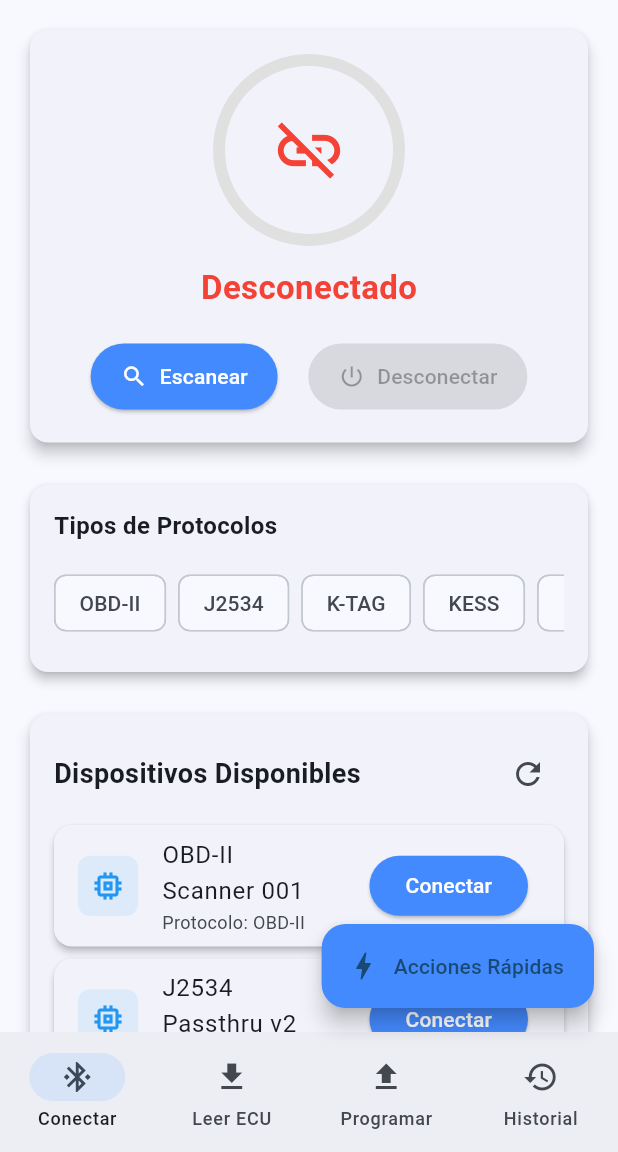
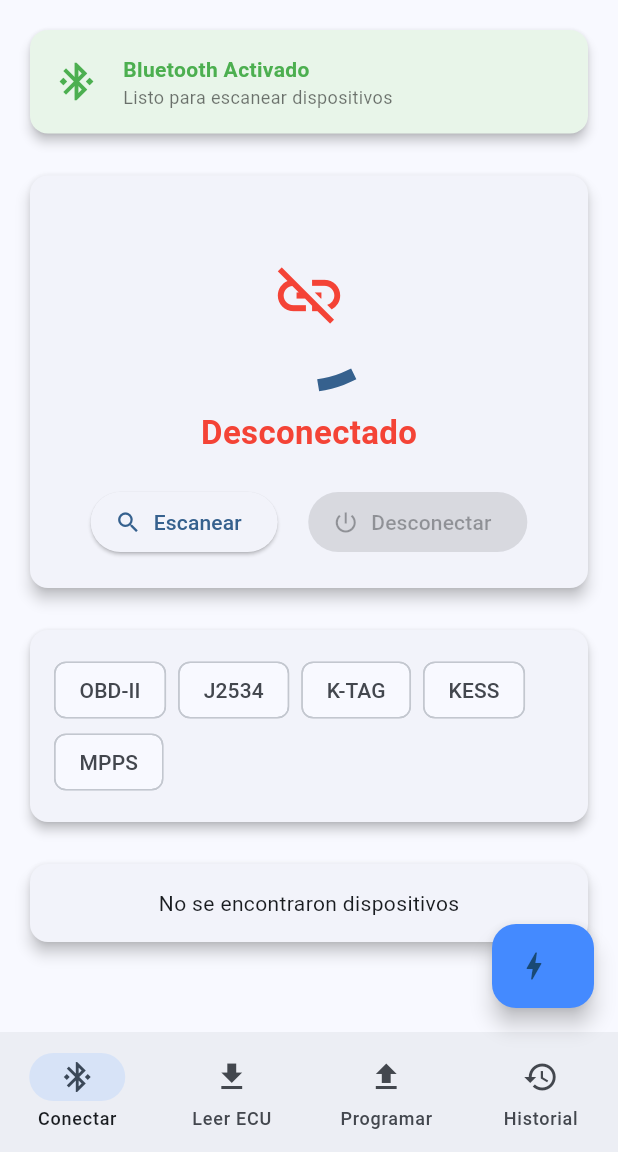
Before and after one commit to abdiasc/ifun, a Flutter app: the screen it shows after launch, on a phone screen of 412 x 824 dp, the part 84-1236 px from its top. Run offline on Flutter 3.47's test engine with Material 3 defaults, Android fonts, the phone set to English and light mode, and no system bars; our stand-ins replace permission_handler, shared_preferences; missing offline and left inert: flutter_reactive_ble.

Commit message:
Bluetooth funcional

```diff
--- a/lib/screens/connection_screen.dart
+++ b/lib/screens/connection_screen.dart
@@ -1,7 +1,12 @@
-// ignore_for_file: library_private_types_in_public_api
+// ignore_for_file: library_private_types_in_public_api, use_build_context_synchronously
+
+import 'dart:async';
 
 import 'package:flutter/material.dart';
-import 'dart:async';
+import 'package:flutter_reactive_ble/flutter_reactive_ble.dart';
+import 'package:permission_handler/permission_handler.dart';
+import 'package:shared_preferences/shared_preferences.dart';
+
 import '../widgets/device_card.dart';
 import '../utils/constants.dart';
 
@@ -15,23 +20,76 @@ class ConnectionScreen extends StatefulWidget {
 class _ConnectionScreenState extends State<ConnectionScreen> {
   String _connectionStatus = 'Desconectado';
   bool _isScanning = false;
-  String? _connectedDevice;
-  List<String> _availableDevices = [];
+  // ignore: prefer_final_fields
+  bool _bluetoothEnabled = true;
+
+  DiscoveredDevice? _connectedDevice;
+  final List<DiscoveredDevice> _availableDevices = [];
+  final Map<String, int> _deviceSignalStrength = {};
+
+  StreamSubscription<DiscoveredDevice>? _scanSubscription;
+  StreamSubscription<ConnectionStateUpdate>? _connectionSubscription;
+
+  final FlutterReactiveBle _ble = FlutterReactiveBle();
+
+  DeviceConnectionState _connectionState = DeviceConnectionState.disconnected;
+  static const String _lastDeviceKey = 'last_ble_device';
 
   @override
   void initState() {
     super.initState();
-    _loadDevices();
+    _ble.connectedDeviceStream.listen(_handleConnectionStateChange);
+    _tryAutoReconnect();
   }
+
+  @override
+  void dispose() {
+    _scanSubscription?.cancel();
+    _connectionSubscription?.cancel();
+    super.dispose();
+  }
+
+  // ===================== CONNECTION STATE =====================
+
+  void _handleConnectionStateChange(ConnectionStateUpdate state) {
+    if (!mounted) return;
+
+    DiscoveredDevice? device;
+    try {
+      device = _availableDevices.firstWhere(
+        (d) => d.id == state.deviceId,
+      );
+    } catch (_) {
+      device = null;
+    }
+
+    setState(() {
+      _connectionState = state.connectionState;
+
+      if (state.connectionState == DeviceConnectionState.connected) {
+        _connectionStatus = 'Conectado';
+        _connectedDevice = device;
+        _saveLastDevice(state.deviceId);
+      } else if (state.connectionState == DeviceConnectionState.connecting) {
+        _connectionStatus = 'Conectando...';
+      } else {
+        _connectionStatus = 'Desconectado';
+        _connectedDevice = null;
+      }
+    });
+  }
+
+  // ===================== UI =====================
 
   @override
   Widget build(BuildContext context) {
     return SingleChildScrollView(
-      child: Padding(
-        padding: const EdgeInsets.all(16.0),
+      padding: const EdgeInsets.all(16),
       child: Column(
         crossAxisAlignment: CrossAxisAlignment.stretch,
         children: [
+          _buildBluetoothStatusCard(),
+          const SizedBox(height: 20),
           _buildConnectionStatusCard(),
           const SizedBox(height: 20),
           _buildProtocolTypesCard(),
@@ -39,15 +97,58 @@ class _ConnectionScreenState extends State<ConnectionScreen> {
           _buildDevicesListCard(),
         ],
       ),
+    );
+  }
+
+  Widget _buildBluetoothStatusCard() {
+    return Card(
+      elevation: 3,
+      color: _bluetoothEnabled ? Colors.green[50] : Colors.red[50],
+      child: Padding(
+        padding: const EdgeInsets.all(16),
+        child: Row(
+          children: [
+            Icon(
+              _bluetoothEnabled
+                  ? Icons.bluetooth_connected
+                  : Icons.bluetooth_disabled,
+              color: _bluetoothEnabled ? Colors.green : Colors.red,
+              size: 30,
+            ),
+            const SizedBox(width: 16),
+            Expanded(
+              child: Column(
+                crossAxisAlignment: CrossAxisAlignment.start,
+                children: [
+                  Text(
+                    _bluetoothEnabled
+                        ? 'Bluetooth Activado'
+                        : 'Bluetooth Desactivado',
+                    style: TextStyle(
+                      fontWeight: FontWeight.bold,
+                      color: _bluetoothEnabled ? Colors.green : Colors.red,
+                    ),
+                  ),
+                  const Text(
+                    'Listo para escanear dispositivos',
+                    style: TextStyle(fontSize: 12, color: Colors.black54),
+                  ),
+                ],
+              ),
+            ),
+          ],
+        ),
       ),
     );
   }
 
   Widget _buildConnectionStatusCard() {
+    final connected = _connectionState == DeviceConnectionState.connected;
+
     return Card(
       elevation: 4,
       child: Padding(
-        padding: const EdgeInsets.all(20.0),
+        padding: const EdgeInsets.all(20),
         child: Column(
           children: [
             Stack(
@@ -57,24 +158,14 @@ class _ConnectionScreenState extends State<ConnectionScreen> {
                   width: 120,
                   height: 120,
                   child: CircularProgressIndicator(
-                    value: _connectionStatus.contains('Conectado') ? 1.0 : 0.0,
-                    backgroundColor: Colors.grey[300],
-                    valueColor: AlwaysStoppedAnimation<Color>(
-                      _connectionStatus.contains('Conectado')
-                          ? Colors.green
-                          : Colors.blue,
-                    ),
+                    value: connected ? 1 : null,
                     strokeWidth: 8,
                   ),
                 ),
                 Icon(
-                  _connectionStatus.contains('Conectado')
-                      ? Icons.link
-                      : Icons.link_off,
+                  connected ? Icons.link : Icons.link_off,
                   size: 50,
-                  color: _connectionStatus.contains('Conectado')
-                      ? Colors.green
-                      : Colors.red,
+                  color: connected ? Colors.green : Colors.red,
                 ),
               ],
             ),
@@ -83,46 +174,35 @@ class _ConnectionScreenState extends State<ConnectionScreen> {
               _connectionStatus,
               style: TextStyle(
                 fontSize: 22,
-                color: _connectionStatus.contains('Conectado')
-                    ? Colors.green
-                    : Colors.red,
                 fontWeight: FontWeight.bold,
+                color: connected ? Colors.green : Colors.red,
               ),
             ),
-            if (_connectedDevice != null)
-              Padding(
-                padding: const EdgeInsets.only(top: 8.0),
-                child: Text(
-                  _connectedDevice!,
+            if (_connectedDevice != null) ...[
+              const SizedBox(height: 8),
+              Text(
+                _connectedDevice!.name.isNotEmpty
+                    ? _connectedDevice!.name
+                    : _connectedDevice!.id,
                 style: const TextStyle(
+                  color: Colors.grey,
                   fontSize: 16,
-                    color: Colors.grey,
                 ),
               ),
-              ),
+            ],
             const SizedBox(height: 20),
             Row(
               mainAxisAlignment: MainAxisAlignment.spaceEvenly,
               children: [
                 ElevatedButton.icon(
-                  onPressed: _isScanning ? null : _startScan,
-                  icon: Icon(_isScanning ? Icons.search_off : Icons.search),
+                  onPressed: _isScanning ? _stopScan : _startScan,
+                  icon: Icon(_isScanning ? Icons.stop : Icons.search),
                   label: Text(_isScanning ? 'Detener' : 'Escanear'),
-                  style: ElevatedButton.styleFrom(
-                    backgroundColor: _isScanning ? Colors.orange : Colors.blueAccent,
-                    foregroundColor: Colors.white,
-                    padding: const EdgeInsets.symmetric(horizontal: 20, vertical: 12),
-                  ),
                 ),
                 ElevatedButton.icon(
-                  onPressed: _connectionStatus.contains('Conectado') ? _disconnect : null,
+                  onPressed: connected ? _disconnect : null,
                   icon: const Icon(Icons.power_settings_new),
                   label: const Text('Desconectar'),
-                  style: ElevatedButton.styleFrom(
-                    backgroundColor: Colors.redAccent,
-                    foregroundColor: Colors.white,
-                    padding: const EdgeInsets.symmetric(horizontal: 20, vertical: 12),
-                  ),
                 ),
               ],
             ),
@@ -136,33 +216,12 @@ class _ConnectionScreenState extends State<ConnectionScreen> {
     return Card(
       elevation: 3,
       child: Padding(
-        padding: const EdgeInsets.all(16.0),
-        child: Column(
-          crossAxisAlignment: CrossAxisAlignment.start,
-          children: [
-            const Text(
-              'Tipos de Protocolos',
-              style: TextStyle(fontSize: 16, fontWeight: FontWeight.bold),
-            ),
-            const SizedBox(height: 10),
-            SizedBox(
-              height: 60,
-              child: ListView.builder(
-                scrollDirection: Axis.horizontal,
-                itemCount: AppConstants.deviceTypes.length,
-                itemBuilder: (context, index) {
-                  return Padding(
-                    padding: const EdgeInsets.only(right: 8.0),
-                    child: FilterChip(
-                      label: Text(AppConstants.deviceTypes[index]),
-                      selected: false,
-                      onSelected: (selected) {},
-                    ),
-                  );
-                },
-              ),
-            ),
-          ],
+        padding: const EdgeInsets.all(16),
+        child: Wrap(
+          spacing: 8,
+          children: AppConstants.deviceTypes
+              .map((e) => Chip(label: Text(e)))
+              .toList(),
         ),
       ),
     );
@@ -172,167 +231,142 @@ class _ConnectionScreenState extends State<ConnectionScreen> {
     return Card(
       elevation: 4,
       child: Padding(
-        padding: const EdgeInsets.all(16.0),
-        child: Column(
-          crossAxisAlignment: CrossAxisAlignment.start,
-          children: [
-            Row(
-              mainAxisAlignment: MainAxisAlignment.spaceBetween,
-              children: [
-                const Text(
-                  'Dispositivos Disponibles',
-                  style: TextStyle(fontSize: 18, fontWeight: FontWeight.bold),
-                ),
-                IconButton(
-                  icon: const Icon(Icons.refresh),
-                  onPressed: _loadDevices,
-                ),
-              ],
-            ),
-            const SizedBox(height: 10),
-            _availableDevices.isEmpty
-                ? _buildEmptyState()
-                : _buildDevicesList(),
-          ],
+        padding: const EdgeInsets.all(16),
+        child: _availableDevices.isEmpty
+            ? const Center(
+                child: Text('No se encontraron dispositivos'),
+              )
+            : ListView.builder(
+                shrinkWrap: true,
+                physics: const NeverScrollableScrollPhysics(),
+                itemCount: _availableDevices.length,
+                itemBuilder: (_, index) {
+                  final device = _availableDevices[index];
+                  return DeviceCard(
+                    deviceName:
+                        device.name.isNotEmpty ? device.name : device.id,
+                    macAddress: device.id,
+                    protocol: _getProtocolFromDevice(device.name),
+                    signalStrength: device.rssi,
+                    isConnected: _connectedDevice?.id == device.id,
+                    onConnect: () => _connectToDevice(device),
+                  );
+                },
               ),
       ),
     );
   }
 
-  Widget _buildEmptyState() {
-    return SizedBox(
-      height: 200,
-      child: Center(
-        child: Column(
-          mainAxisAlignment: MainAxisAlignment.center,
-          children: [
-            const Icon(Icons.devices, size: 64, color: Colors.grey),
-            const SizedBox(height: 16),
-            const Text(
-              'No se encontraron dispositivos',
-              style: TextStyle(color: Colors.grey),
-            ),
-            const SizedBox(height: 10),
-            ElevatedButton(
-              onPressed: _startScan,
-              child: const Text('Buscar dispositivos'),
-            ),
-          ],
-        ),
-      ),
-    );
+  // ===================== BLE =====================
+
+  Future<void> _startScan() async {
+    final ok = await _requestPermissions();
+    if (!ok) return;
+
+    setState(() {
+      _isScanning = true;
+      _availableDevices.clear();
+      _deviceSignalStrength.clear();
+    });
+
+    _scanSubscription = _ble.scanForDevices(
+      withServices: [],
+      scanMode: ScanMode.lowLatency,
+    ).listen((device) {
+      if (_availableDevices.every((d) => d.id != device.id)) {
+        setState(() {
+          _availableDevices.add(device);
+        });
+      }
+    });
+
+    await Future.delayed(const Duration(seconds: 5));
+    _stopScan();
   }
 
-  Widget _buildDevicesList() {
-    return ListView.builder(
-      shrinkWrap: true,
-      physics: const NeverScrollableScrollPhysics(),
-      itemCount: _availableDevices.length,
-      itemBuilder: (context, index) {
-        final device = _availableDevices[index];
-        return DeviceCard(
-          deviceName: device,
-          protocol: _getProtocolFromDevice(device),
-          isConnected: _connectedDevice == device,
-          onConnect: () => _connectToDevice(device),
-        );
+  Future<void> _stopScan() async {
+    await _scanSubscription?.cancel();
+    setState(() => _isScanning = false);
+  }
+
+  Future<void> _connectToDevice(DiscoveredDevice device) async {
+    await _scanSubscription?.cancel(); // 🔴 MUY IMPORTANTE
+    _scanSubscription = null;
+
+    setState(() {
+      _isScanning = false;
+      _connectionStatus = 'Conectando...';
+    });
+
+    _connectionSubscription?.cancel();
+    _connectionSubscription = _ble
+        .connectToDevice(
+      id: device.id,
+      connectionTimeout: const Duration(seconds: 10),
+    )
+        .listen(
+      _handleConnectionStateChange,
+      onError: (error) {
+        setState(() {
+          _connectionStatus = 'Error de conexión';
+        });
       },
     );
   }
 
-  void _loadDevices() {
-    Future.delayed(const Duration(milliseconds: 500), () {
+  Future<void> _disconnect() async {
+    await _connectionSubscription?.cancel();
     setState(() {
-        _availableDevices = AppConstants.sampleDevices;
+      _connectedDevice = null;
+      _connectionState = DeviceConnectionState.disconnected;
+      _connectionStatus = 'Desconectado';
+    });
+  }
+
+  Future<void> _saveLastDevice(String deviceId) async {
+    final prefs = await SharedPreferences.getInstance();
+    await prefs.setString(_lastDeviceKey, deviceId);
+  }
+
+  Future<void> _tryAutoReconnect() async {
+    final prefs = await SharedPreferences.getInstance();
+    final lastDeviceId = prefs.getString(_lastDeviceKey);
+
+    if (lastDeviceId == null) return;
+
+    setState(() {
+      _connectionStatus = 'Reconectando...';
+    });
+
+    _connectionSubscription = _ble
+        .connectToDevice(
+      id: lastDeviceId,
+      connectionTimeout: const Duration(seconds: 10),
+    )
+        .listen(_handleConnectionStateChange, onError: (_) {
+      setState(() {
+        _connectionStatus = 'Desconectado';
       });
     });
   }
 
-  String _getProtocolFromDevice(String device) {
-    if (device.toLowerCase().contains('obd')) return 'OBD-II';
-    if (device.toLowerCase().contains('j2534')) return 'J2534';
-    if (device.toLowerCase().contains('kess')) return 'K-Line';
-    if (device.toLowerCase().contains('k-tag')) return 'K-TAG';
-    return 'CAN';
+  // ===================== HELPERS =====================
+
+  Future<bool> _requestPermissions() async {
+    final permissions = await [
+      Permission.bluetoothScan,
+      Permission.bluetoothConnect,
+      Permission.location,
+    ].request();
+
+    return permissions.values.every((p) => p.isGranted);
   }
 
-  void _startScan() {
-    if (_isScanning) {
-      setState(() => _isScanning = false);
-      return;
-    }
-
-    setState(() {
-      _isScanning = true;
-      _availableDevices.clear();
-    });
-
-    Timer.periodic(const Duration(milliseconds: 500), (timer) {
-      if (!_isScanning) {
-        timer.cancel();
-        return;
-      }
-
-      setState(() {
-        final newDevices = [
-          'OBD-II Scanner ${_availableDevices.length + 1}',
-          'J2534 Device ${_availableDevices.length + 1}',
-        ];
-        _availableDevices.addAll(newDevices);
-      });
-
-      if (_availableDevices.length >= 8) {
-        setState(() => _isScanning = false);
-        timer.cancel();
-      }
-    });
-  }
-
-  void _connectToDevice(String device) {
-    setState(() {
-      _connectedDevice = device;
-      _connectionStatus = 'Conectado';
-    });
-
-    ScaffoldMessenger.of(context).showSnackBar(
-      SnackBar(
-        content: Text('Conectado a $device'),
-        backgroundColor: Colors.green,
-        duration: const Duration(seconds: 2),
-        behavior: SnackBarBehavior.floating,
-      ),
-    );
-  }
-
-  void _disconnect() {
-    showDialog(
-      context: context,
-      builder: (context) => AlertDialog(
-        title: const Text('Desconectar'),
-        content: const Text('¿Está seguro de que desea desconectar el dispositivo?'),
-        actions: [
-          TextButton(
-            onPressed: () => Navigator.pop(context),
-            child: const Text('Cancelar'),
-          ),
-          TextButton(
-            onPressed: () {
-              Navigator.pop(context);
-              setState(() {
-                _connectionStatus = 'Desconectado';
-                _connectedDevice = null;
-              });
-              ScaffoldMessenger.of(context).showSnackBar(
-                const SnackBar(
-                  content: Text('Dispositivo desconectado'),
-                  backgroundColor: Colors.orange,
-                ),
-              );
-            },
-            child: const Text('Desconectar', style: TextStyle(color: Colors.red)),
-          ),
-        ],
-      ),
-    );
+  String _getProtocolFromDevice(String name) {
+    final d = name.toLowerCase();
+    if (d.contains('obd')) return 'OBD-II';
+    if (d.contains('elm')) return 'OBD-II';
+    if (d.contains('can')) return 'CAN';
+    return 'BLE';
   }
 }
--- a/lib/screens/home_screen.dart
+++ b/lib/screens/home_screen.dart
@@ -35,7 +35,8 @@ class _HomeScreenState extends State<HomeScreen> {
       ),
       body: _screens[_currentIndex],
       bottomNavigationBar: _buildBottomNavigationBar(),
-      floatingActionButton: _currentIndex == 0 ? _buildFloatingActionButton(context) : null,
+      floatingActionButton:
+          _currentIndex == 0 ? _buildFloatingActionButton(context) : null,
     );
   }
 
@@ -72,7 +73,7 @@ class _HomeScreenState extends State<HomeScreen> {
     return FloatingActionButton.extended(
       onPressed: () => _showQuickActions(context),
       icon: const Icon(Icons.bolt),
-      label: const Text('Acciones Rápidas'),
+      label: const Text(''),
       backgroundColor: Colors.blueAccent,
     );
   }
--- a/lib/widgets/device_card.dart
+++ b/lib/widgets/device_card.dart
@@ -14,6 +14,8 @@ class DeviceCard extends StatelessWidget {
     required this.protocol,
     required this.isConnected,
     required this.onConnect,
+    required String macAddress,
+    required int signalStrength,
   });
 
   @override
```
Also changed, not shown: pubspec.yaml (+23 -69 lines), pubspec.lock, 5 other files. Lines whose indentation alone changed are shown as unchanged.
